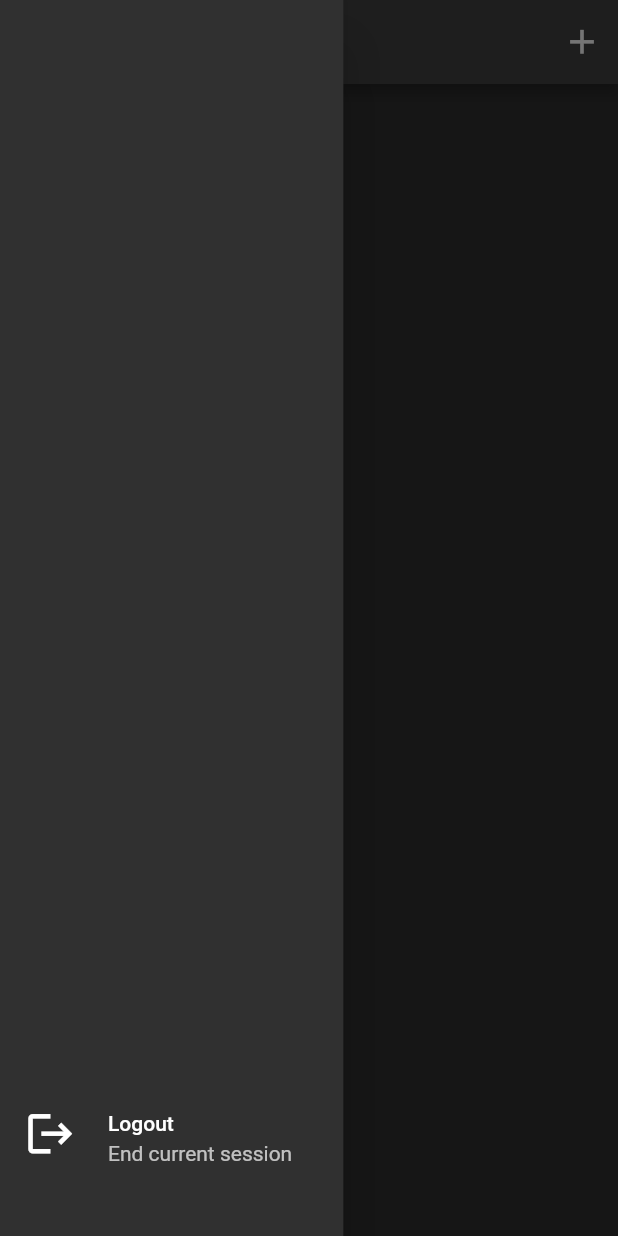
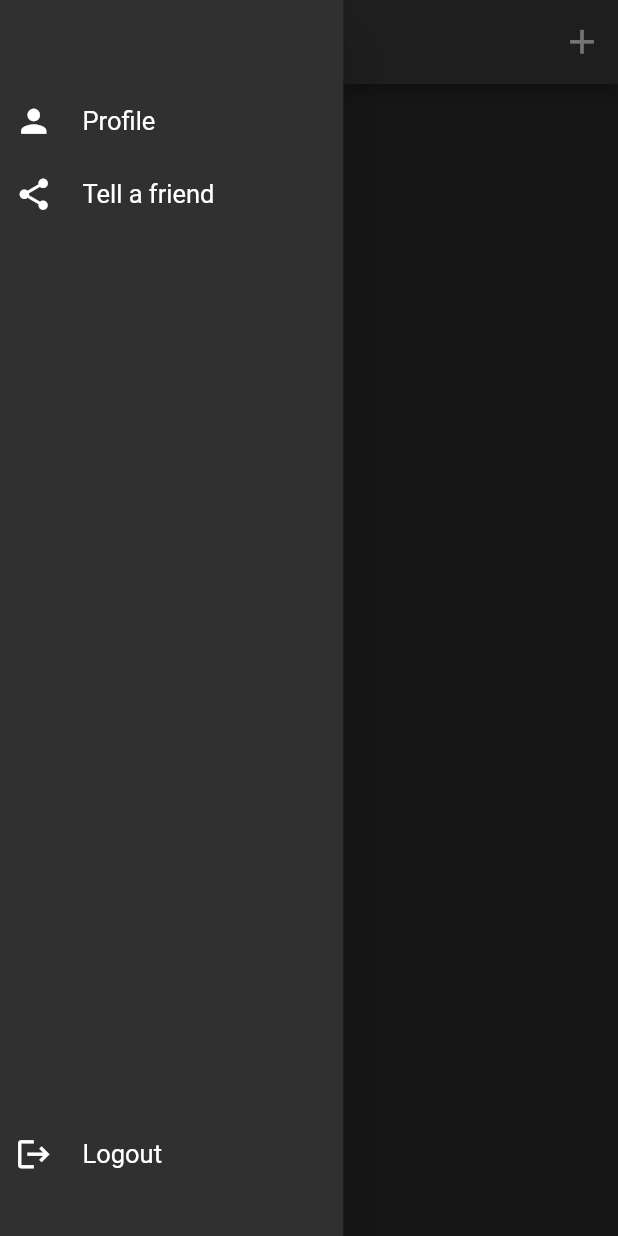
Before and after one commit to Usama-harry/docCloud, a Flutter app: the HomeScreen screen opened by its route, with the side drawer open, on a phone screen of 412 x 824 dp. Run offline on Flutter 3.47's test engine with Material 2 defaults, Android fonts, the phone set to English and light mode, and no system bars; our stand-ins replace cloud_firestore, firebase_auth, firebase_core, get; accounts and stored records are empty.

Commit message:
changed drawer style

```diff
--- a/lib/widgets/my_drawer.dart
+++ b/lib/widgets/my_drawer.dart
@@ -21,11 +21,20 @@ class MyDrawer extends StatelessWidget {
               height: AppBar().preferredSize.height +
                   MediaQuery.of(context).padding.top,
             ),
+            drawerItemBuilder(
+              Icons.person,
+              'Profile',
+              () {},
+            ),
+            drawerItemBuilder(
+              Icons.share,
+              'Tell a friend',
+              () {},
+            ),
             const Spacer(),
             drawerItemBuilder(
               Icons.logout,
               'Logout',
-              'End current session',
               () {
                 authController.signOut();
                 Get.offAllNamed(SplashScreen.routeName);
@@ -38,20 +47,35 @@ class MyDrawer extends StatelessWidget {
     );
   }
 
-  ListTile drawerItemBuilder(
+  Widget drawerItemBuilder(
     IconData icon,
     String title,
-    String subTitle,
     Function() onPressed,
   ) {
-    return ListTile(
-      onTap: onPressed,
-      leading: const Icon(
-        Icons.logout,
-        size: 35,
+    return Padding(
+      padding: const EdgeInsets.symmetric(
+        horizontal: 10,
+        vertical: 12,
       ),
-      title: Text(title),
-      subtitle: Text(subTitle),
+      child: InkWell(
+        onTap: onPressed,
+        child: Row(
+          mainAxisAlignment: MainAxisAlignment.start,
+          children: [
+            Icon(
+              icon,
+              size: 25,
+            ),
+            const SizedBox(width: 20),
+            Text(
+              title,
+              style: const TextStyle(
+                fontSize: 17,
+              ),
+            ),
+          ],
+        ),
+      ),
     );
   }
 }
```
